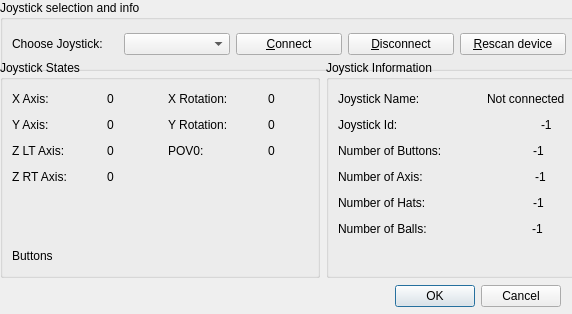
First picture: the form in joystick/joystickdialog.ui, repository ARDev1161/ZanyaCore, before the edit.
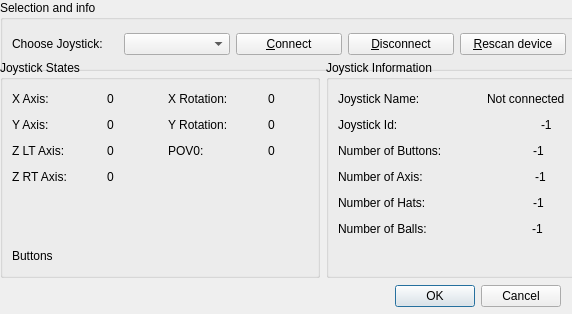
Second picture: the form after the edit.

Patch:
```diff
--- a/joystick/joystickdialog.ui
+++ b/joystick/joystickdialog.ui
@@ -39,7 +39,7 @@
     </rect>
    </property>
    <property name="title">
-    <string>Joystick selection and info</string>
+    <string>Selection and info</string>
    </property>
    <layout class="QHBoxLayout" name="horizontalLayout_18">
     <item>
```
Left out of the diff: 2 changed lines with no effect on the pictures.
